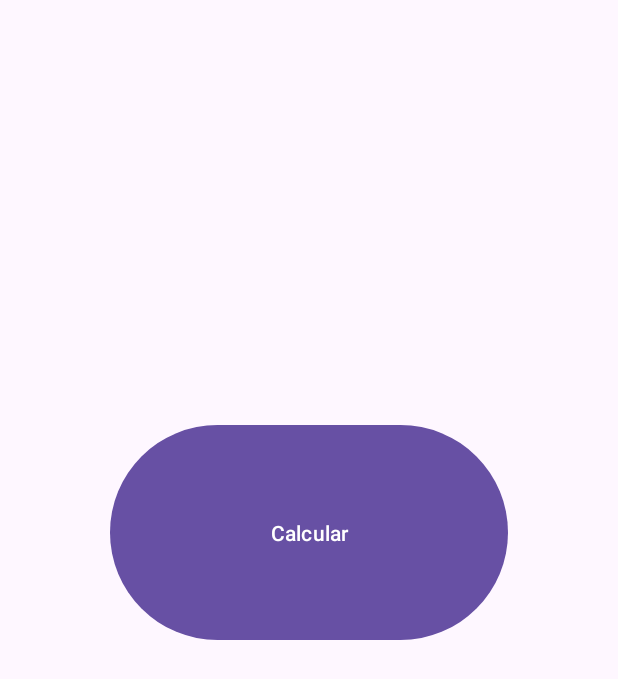
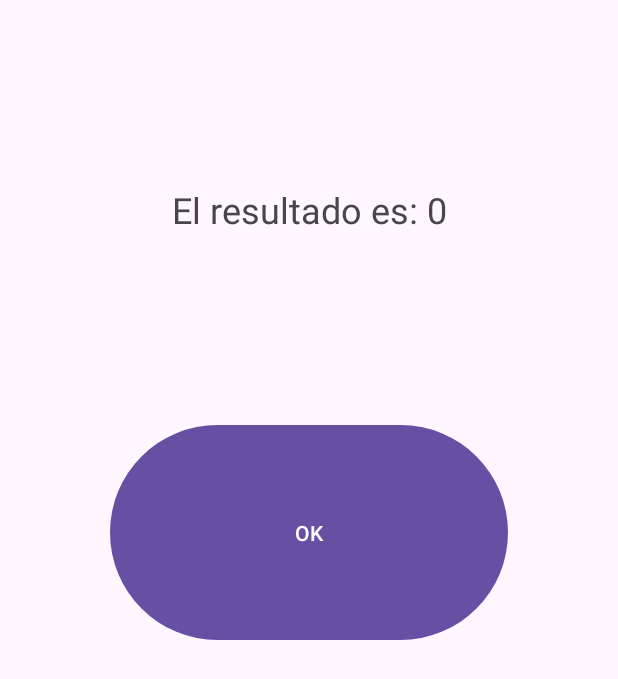
Before and after one commit to JavierRamiro8/PMDM_2324, an Android app: the ut305SiguienteNumero screen opened directly, with no data from a screen before it, on a phone screen of 412 x 824 dp. Shown: the top 679 px of the screen. Run offline under Robolectric (Android 15) with nearby library versions, the phone set to English and light mode, and no system bars; 2 statements that could not run were skipped.

Commit message:
Arreglo ut305

```diff
--- a/app/src/main/java/com/example/pmdm_2324/ut03/ut305SiguienteNumero.java
+++ b/app/src/main/java/com/example/pmdm_2324/ut03/ut305SiguienteNumero.java
@@ -10,11 +10,15 @@ import android.widget.TextView;
 
 import com.example.pmdm_2324.R;
 
+import org.w3c.dom.Text;
+
 public class ut305SiguienteNumero extends AppCompatActivity {
 
     public static final String NUMERO1 = "NUMERO1";
     public static final String NUMERO2 = "NUMERO2";
     public static final String RESULTADO = "RESULTADO";
+
+    TextView ut305tvResultado;
 
     Button ut305btCalcularFibo;
 
@@ -23,10 +27,8 @@ public class ut305SiguienteNumero extends AppCompatActivity {
         super.onCreate(savedInstanceState);
         setContentView(R.layout.activity_ut305_siguiente_numero);
         ut305btCalcularFibo=findViewById(R.id.ut305btCalcularFibo);
+        ut305tvResultado=findViewById(R.id.ut305tvResultado);
         Intent i= new Intent();
-
-
-        ut305btCalcularFibo.setOnClickListener(View ->{
         int numero1;
         int numero2;
         int resultado;
@@ -38,9 +40,10 @@ public class ut305SiguienteNumero extends AppCompatActivity {
         resultado=numero1+numero2;
         numero1=numero2;
         numero2=resultado;
-
+        ut305tvResultado.setText("El resultado es: "+resultado);
         i.putExtra(NUMERO1,String.valueOf(numero1));
         i.putExtra(NUMERO2,String.valueOf(numero2));
+        ut305btCalcularFibo.setOnClickListener(View ->{
             setResult(Activity.RESULT_OK,i);
             finish();
 
--- a/app/src/main/res/layout/activity_ut305_siguiente_numero.xml
+++ b/app/src/main/res/layout/activity_ut305_siguiente_numero.xml
@@ -10,7 +10,7 @@
         android:id="@+id/ut305btCalcularFibo"
         android:layout_width="265dp"
         android:layout_height="151dp"
-        android:text="Calcular"
+        android:text="OK"
         app:layout_constraintBottom_toBottomOf="parent"
         app:layout_constraintEnd_toEndOf="parent"
         app:layout_constraintStart_toStartOf="parent"
@@ -18,9 +18,11 @@
         app:layout_constraintVertical_bias="0.415" />
 
     <TextView
-        android:id="@+id/prueba"
+        android:id="@+id/ut305tvResultado"
         android:layout_width="wrap_content"
         android:layout_height="wrap_content"
+        android:textAlignment="center"
+        android:textSize="24sp"
         app:layout_constraintBottom_toTopOf="@+id/ut305btCalcularFibo"
         app:layout_constraintEnd_toEndOf="parent"
         app:layout_constraintStart_toStartOf="parent"
```
Lines whose indentation alone changed are shown as unchanged.
